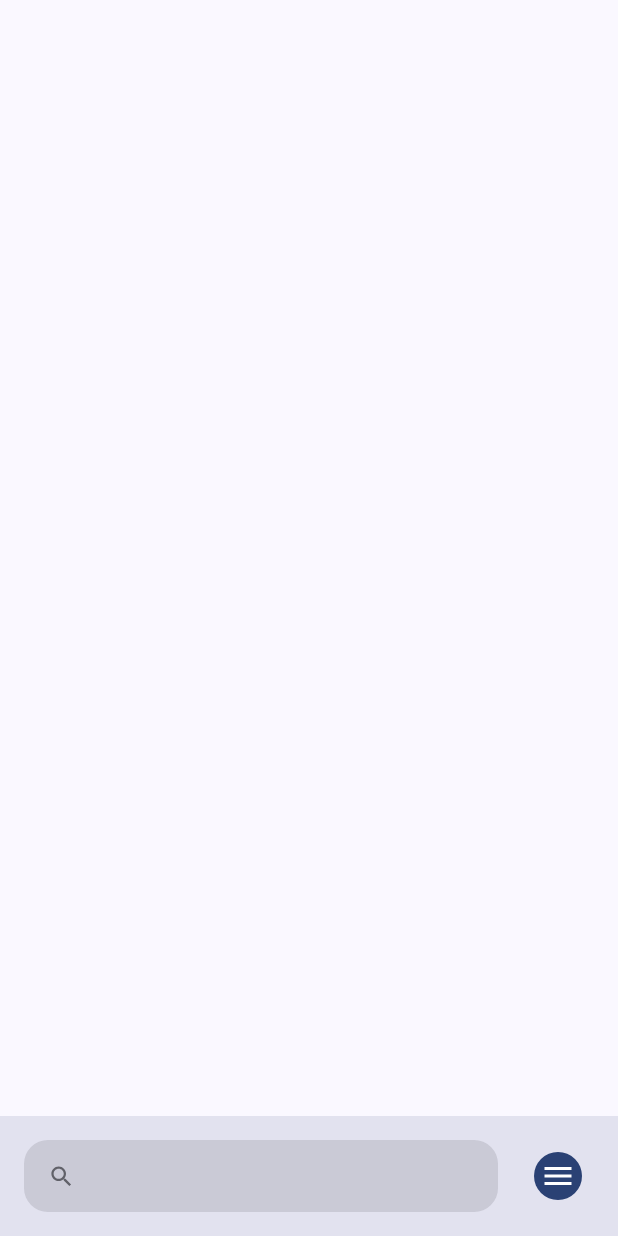
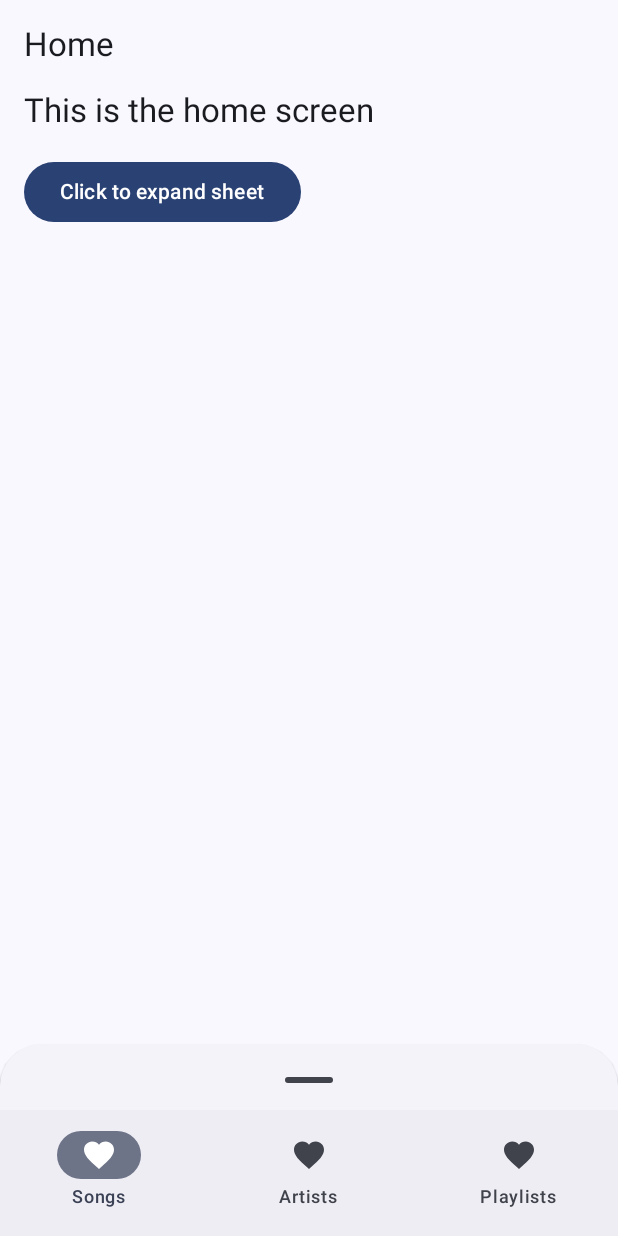
Before and after one commit to pepper11com/Mat3_nav, an Android app built with Jetpack Compose: the screen it shows after launch (MainActivity), on a phone screen of 412 x 824 dp. Run offline under Robolectric (Android 15) with nearby library versions, the phone set to English and light mode, and no system bars; our stand-ins replace accompanist.

Commit message:
kinda working

```diff
--- a/app/src/main/java/com/example/mat3_nav/ui/screens/AppHomeScreen.kt
+++ b/app/src/main/java/com/example/mat3_nav/ui/screens/AppHomeScreen.kt
@@ -22,6 +22,7 @@ import androidx.compose.ui.Alignment
 import androidx.compose.ui.Modifier
 import androidx.compose.ui.graphics.Color
 import androidx.compose.ui.unit.dp
+import androidx.compose.ui.zIndex
 import androidx.navigation.NavController
 import kotlinx.coroutines.CoroutineScope
 import kotlinx.coroutines.launch
@@ -31,139 +32,131 @@ import kotlinx.coroutines.launch
 fun AppHomeScreen(
     navController: NavController
 ) {
+    var selectedItem by remember { mutableStateOf(0) }
+    val items = listOf("Songs", "Artists", "Playlists")
 
-    var openBottomSheet by rememberSaveable { mutableStateOf(false) }
-    val skipPartiallyExpanded by remember { mutableStateOf(false) }
     val scope = rememberCoroutineScope()
-    val bottomSheetState = rememberModalBottomSheetState(
-        skipPartiallyExpanded = skipPartiallyExpanded
-    )
+    val scaffoldState = rememberBottomSheetScaffoldState()
 
-    Scaffold(
-        bottomBar = {
-            BottomAppBar(
-                containerColor = MaterialTheme.colorScheme.surface,
-                contentColor = MaterialTheme.colorScheme.onSurface,
-                tonalElevation = 8.dp,
-                contentPadding = PaddingValues(16.dp)
-            ) {
+    Column(
+        modifier = Modifier
+            .fillMaxSize()
+    ) {
+
+
+        BottomSheetScaffold(
+            scaffoldState = scaffoldState,
+            sheetPeekHeight = 128.dp,
+            sheetContent = {
                 Box(
                     Modifier
-                        .weight(1f)
-                        .padding(end = 16.dp)
+                        .fillMaxWidth()
+                        .padding(bottom = 56.dp)
+                        .height(128.dp),
+                    contentAlignment = Alignment.Center
                 ) {
-                    Surface(
-                        shape = RoundedCornerShape(16.dp),
-                        color = MaterialTheme.colorScheme.onSurface.copy(alpha = 0.12f),
-                        modifier = Modifier.fillMaxSize()
+                    Text("Swipe up to expand sheet")
+                }
+                Column(
+                    Modifier
+                        .fillMaxWidth()
+                        .padding(64.dp),
+                    horizontalAlignment = Alignment.CenterHorizontally
+                ) {
+                    Text("Sheet content")
+                    Spacer(Modifier.height(20.dp))
+                    Button(
+                        onClick = {
+                            scope.launch { scaffoldState.bottomSheetState.partialExpand() }
+                        }
                     ) {
-                        Row(
-                            verticalAlignment = Alignment.CenterVertically,
-                            modifier = Modifier.padding(horizontal = 16.dp, vertical = 8.dp)
-                        ) {
-                            Icon(
-                                imageVector = Icons.Filled.Search,
-                                contentDescription = "Search",
-                                tint = MaterialTheme.colorScheme.onSurface.copy(alpha = 0.6f),
-                                modifier = Modifier.size(18.dp)
-                            )
-                            Spacer(modifier = Modifier.width(8.dp))
-                            TextField(
-                                value = "",
-                                onValueChange = {},
-                                modifier = Modifier.fillMaxWidth(),
-                                placeholder = { Text(text = "Search") },
-                                textStyle = MaterialTheme.typography.titleMedium,
-                                singleLine = true,
-                                colors = TextFieldDefaults.textFieldColors(
-                                    containerColor = Color.Transparent,
-                                    cursorColor = MaterialTheme.colorScheme.primary,
-                                    focusedIndicatorColor = Color.Transparent,
-                                    unfocusedIndicatorColor = Color.Transparent
-                                )
-                            )
-                        }
+                        Text("Click to collapse sheet")
+                    }
+                }
+            }) {
+            Box(
+                modifier = Modifier
+                    .fillMaxSize()
+                    .zIndex(10f),
+                contentAlignment = Alignment.BottomCenter
+            ) {
+                NavigationBar(
+                    modifier = Modifier
+                        .fillMaxWidth()
+                        .height(84.dp),
+                ) {
+                    items.forEachIndexed { index, item ->
+                        NavigationBarItem(
+                            icon = { Icon(Icons.Filled.Favorite, contentDescription = item) },
+                            label = { Text(item) },
+                            selected = selectedItem == index,
+                            onClick = { selectedItem = index }
+                        )
                     }
                 }
 
-                Surface(
-                    shape = CircleShape,
-                    color = MaterialTheme.colorScheme.primary,
-                    onClick = { /* Handle right button click */ },
+
+                Column(
                     modifier = Modifier
-                        .size(48.dp)
-                        .padding(8.dp)
+                        .fillMaxSize()
+                        .padding(16.dp)
                 ) {
-                    IconButton(
-                        onClick = { openBottomSheet = true },
-                        modifier = Modifier.fillMaxSize()
+                    Text(
+                        text = "Home",
+                        style = MaterialTheme.typography.titleLarge
+                    )
+                    Spacer(modifier = Modifier.height(16.dp))
+                    Text(
+                        text = "This is the home screen",
+                        style = MaterialTheme.typography.titleLarge
+                    )
+                    Spacer(modifier = Modifier.height(16.dp))
+                    Button(
+                        onClick = {
+                            scope.launch { scaffoldState.bottomSheetState.expand() }
+                        }
                     ) {
-                        Icon(
-                            imageVector = Icons.Filled.Menu,
-                            contentDescription = "Add"
-                        )
+                        Text("Click to expand sheet")
                     }
                 }
             }
         }
-    ) { innerPadding ->
-        Column(
-            modifier = Modifier
-                .fillMaxSize()
-                .padding(innerPadding)
-        ) {
-            BottomModal(
-                openBottomSheet = openBottomSheet,
-                onDismissRequest = { openBottomSheet = false },
-                bottomSheetState = bottomSheetState,
-                scope = scope
-            )
-            // Your screen content here
-        }
+
+
+//            DismissibleDrawerSheet(
+//                //    modifier: Modifier,
+//                //    drawerShape: Shape,
+//                //    drawerContainerColor: Color,
+//                //    drawerContentColor: Color,
+//                //    drawerTonalElevation: Dp,
+//                //    windowInsets: WindowInsets,
+//                //    content: @Composable() (ColumnScope.() -> Unit)
+//
+//            ){
+//                Text("Hello")
+//            }
+
+
     }
+
+
 }
 
-@OptIn(ExperimentalMaterial3Api::class)
-@Composable
-fun BottomModal(
-    openBottomSheet: Boolean,
-    onDismissRequest: () -> Unit,
-    bottomSheetState: SheetState,
-    scope: CoroutineScope
-) {
-    if (openBottomSheet) {
-        ModalBottomSheet(
-            onDismissRequest = onDismissRequest,
-            sheetState = bottomSheetState,
-        ) {
-            Row(Modifier.fillMaxWidth(), horizontalArrangement = Arrangement.Center) {
-                Button(
-                    // Note: If you provide logic outside of onDismissRequest to remove the sheet,
-                    // you must additionally handle intended state cleanup, if any.
-                    onClick = {
-                        scope.launch { bottomSheetState.hide() }.invokeOnCompletion {
-                            if (!bottomSheetState.isVisible) {
-                                onDismissRequest.invoke()
-                            }
-                        }
-                    }
-                ) {
-                    Text("Hide Bottom Sheet")
-                }
-            }
-            LazyColumn {
-                items(50) {
-                    ListItem(
-                        headlineContent = { Text("Item $it") },
-                        leadingContent = {
-                            Icon(
-                                Icons.Default.Favorite,
-                                contentDescription = "Localized description"
-                            )
-                        }
-                    )
-                }
-            }
-        }
-    }
-}
+//    Scaffold(
+//        bottomBar = {
+//
+//
+//
+//
+//        },
+//        content = { innerPadding ->
+//            LazyColumn(
+//                modifier = Modifier
+//                    .padding(innerPadding)
+//            ) {
+//                items(100) {
+//                    Text("Item $it", modifier = Modifier.padding(16.dp))
+//                }
+//            }
+//        }
+//    )
```
